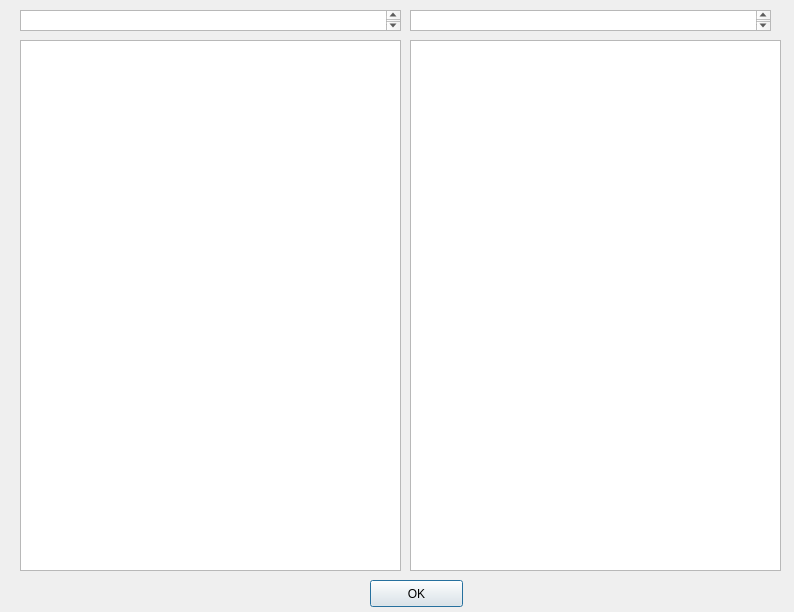
The window that src/ui/file_display.ui (baishakhir/RepertoireTool) describes before a commit, drawn with Qt 5.
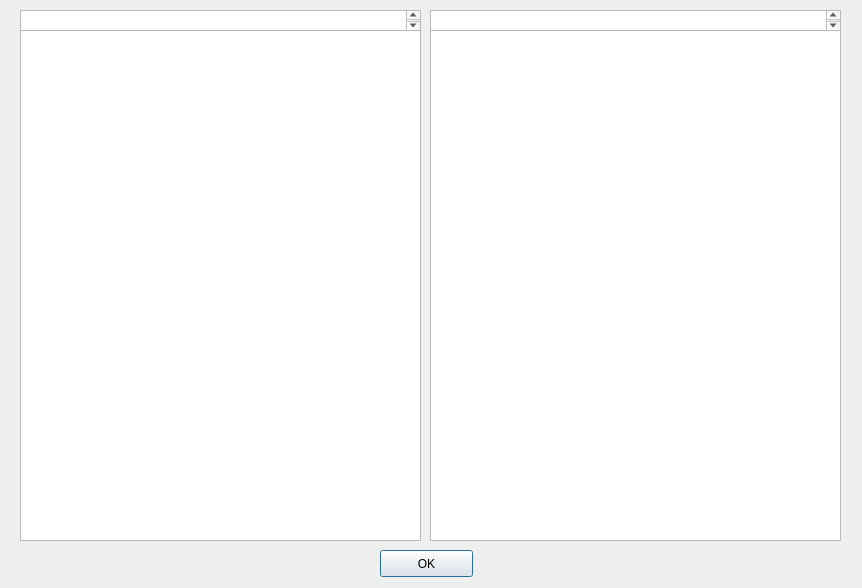
The same window after the commit.

What changed in the file:
```diff
--- a/src/ui/file_display.ui
+++ b/src/ui/file_display.ui
@@ -6,8 +6,8 @@
    <rect>
     <x>0</x>
     <y>0</y>
-    <width>794</width>
-    <height>612</height>
+    <width>862</width>
+    <height>588</height>
    </rect>
   </property>
   <property name="windowTitle">
@@ -17,27 +17,27 @@
    <property name="geometry">
     <rect>
      <x>20</x>
-     <y>40</y>
-     <width>381</width>
-     <height>531</height>
+     <y>30</y>
+     <width>401</width>
+     <height>511</height>
     </rect>
    </property>
   </widget>
   <widget class="QTextEdit" name="file2">
    <property name="geometry">
     <rect>
-     <x>410</x>
-     <y>40</y>
-     <width>371</width>
-     <height>531</height>
+     <x>430</x>
+     <y>30</y>
+     <width>411</width>
+     <height>511</height>
     </rect>
    </property>
   </widget>
   <widget class="QPushButton" name="pushButton">
    <property name="geometry">
     <rect>
-     <x>370</x>
-     <y>580</y>
+     <x>380</x>
+     <y>550</y>
      <width>93</width>
      <height>27</height>
     </rect>
@@ -51,7 +51,7 @@
     <rect>
      <x>20</x>
      <y>10</y>
-     <width>381</width>
+     <width>401</width>
      <height>21</height>
     </rect>
    </property>
@@ -59,9 +59,9 @@
   <widget class="QTextEdit" name="file_name2">
    <property name="geometry">
     <rect>
-     <x>410</x>
+     <x>430</x>
      <y>10</y>
-     <width>361</width>
+     <width>411</width>
      <height>21</height>
     </rect>
    </property>
```
